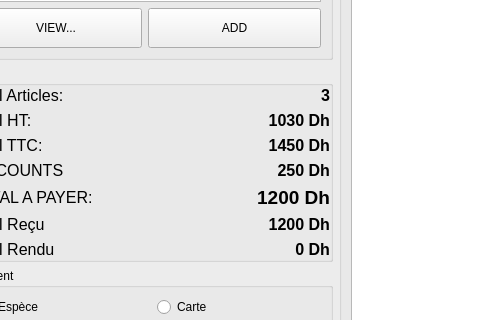
Before: the Qt Designer form pos/pos_ui/PointOfSale.ui in cubicalia/apotekia, drawn with Qt 5; both pictures show x 593 to 1073 and y 339 to 659 of the 1250 by 855 pixel window.
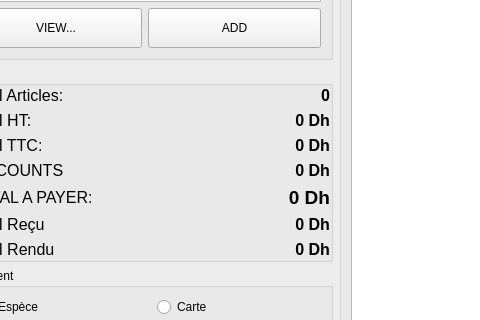
After: the same form once the commit is applied.

Commit message: Point Of Sale UI and methods refactored

```diff
--- a/pos/pos_ui/PointOfSale.ui
+++ b/pos/pos_ui/PointOfSale.ui
@@ -614,7 +614,7 @@
              </font>
             </property>
             <property name="text">
-             <string>3</string>
+             <string>0</string>
             </property>
             <property name="alignment">
              <set>Qt::AlignRight|Qt::AlignTrailing|Qt::AlignVCenter</set>
@@ -644,7 +644,7 @@
              </font>
             </property>
             <property name="text">
-             <string>1030 Dh</string>
+             <string>0 Dh</string>
             </property>
             <property name="alignment">
              <set>Qt::AlignRight|Qt::AlignTrailing|Qt::AlignVCenter</set>
@@ -674,7 +674,7 @@
              </font>
             </property>
             <property name="text">
-             <string>1450 Dh</string>
+             <string>0 Dh</string>
             </property>
             <property name="alignment">
              <set>Qt::AlignRight|Qt::AlignTrailing|Qt::AlignVCenter</set>
@@ -704,7 +704,7 @@
              </font>
             </property>
             <property name="text">
-             <string>250 Dh</string>
+             <string>0 Dh</string>
             </property>
             <property name="alignment">
              <set>Qt::AlignRight|Qt::AlignTrailing|Qt::AlignVCenter</set>
@@ -734,7 +734,7 @@
              </font>
             </property>
             <property name="text">
-             <string>1200 Dh</string>
+             <string>0 Dh</string>
             </property>
             <property name="alignment">
              <set>Qt::AlignRight|Qt::AlignTrailing|Qt::AlignVCenter</set>
@@ -764,7 +764,7 @@
              </font>
             </property>
             <property name="text">
-             <string>1200 Dh</string>
+             <string>0 Dh</string>
             </property>
             <property name="alignment">
              <set>Qt::AlignRight|Qt::AlignTrailing|Qt::AlignVCenter</set>
```
Left out of the diff: 20 changed lines with no effect on the pictures. The commit also changes 2 other files.
